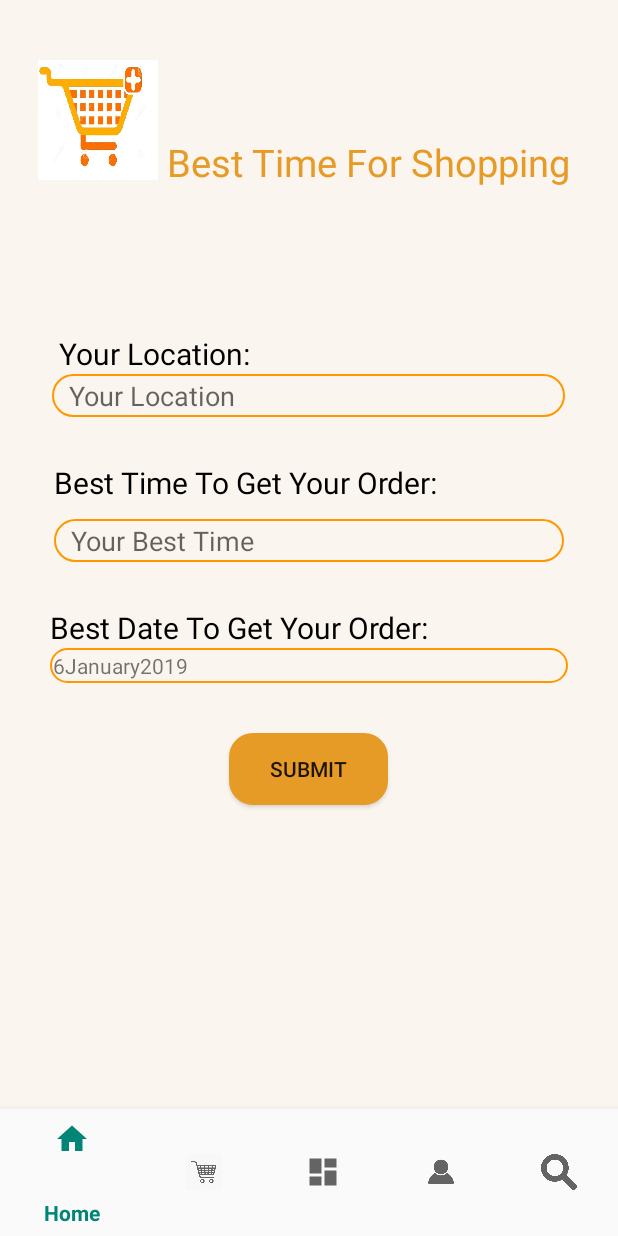
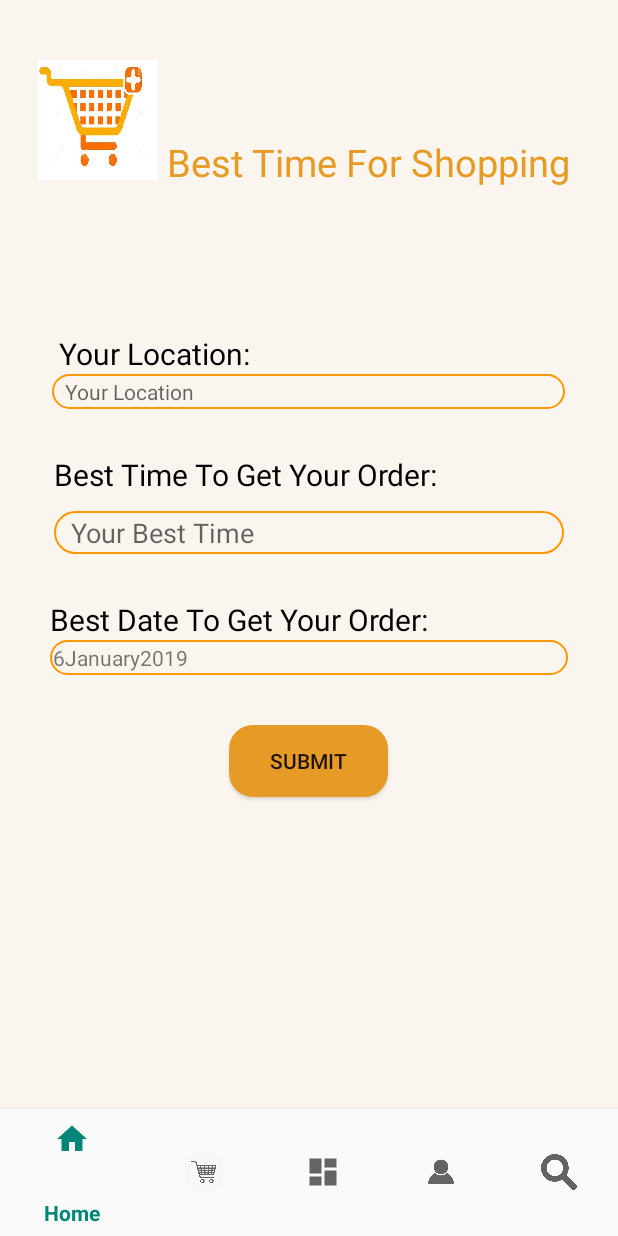
Before and after one commit to dialaizzeldeen/SLS-project, an Android app: the screen it shows after launch (questions), on a phone screen of 412 x 824 dp. Run offline under Robolectric (Android 15) with nearby library versions, the phone set to English and light mode, and no system bars; our stand-ins replace Volley.

Commit message:
Merge branch 'master' of https://github.com/dialaizzeldeen/SLS-project
# Conflicts:
#	app/src/main/AndroidManifest.xml
#	app/src/main/java/com/example/seamlessshopping/questions.java

```diff
--- a/app/src/main/java/com/example/seamlessshopping/Coordinates.java
+++ b/app/src/main/java/com/example/seamlessshopping/Coordinates.java
@@ -7,8 +7,8 @@ public class Coordinates {
     public  static   String AddressName="";
     public  static String AddressCoordinates;
     public  static double FirstAddressCoordinates;
-    public  static double FirstlatCoordinates=32.22111;
+    public  static double FirstlatCoordinates;
 
-    public  static double FirstlongCoordinates=35.25444;
+    public  static double FirstlongCoordinates;
     public  static  double distance ;
 }
--- a/app/src/main/java/com/example/seamlessshopping/bankInfo.java
+++ b/app/src/main/java/com/example/seamlessshopping/bankInfo.java
@@ -351,13 +351,13 @@ public void onviewws(View v) {
     public void setBalance(String url, final String totalvalues, final String cardno){
 
         RequestQueue queue = Volley.newRequestQueue(this);
-        StringRequest putRequest = new StringRequest(Request.Method.PUT, url,
+        StringRequest putRequest = new StringRequest(Request.Method.POST, url,
                 new Response.Listener<String>()
                 {
                     @Override
                     public void onResponse(String response) {
                         // response
-                  // Toast.makeText(getApplicationContext(),"Response"+response,Toast.LENGTH_LONG).show();
+                  Toast.makeText(getApplicationContext(),"Response",Toast.LENGTH_LONG).show();
                     }
                 },
                 new Response.ErrorListener()
@@ -374,7 +374,7 @@ public void onviewws(View v) {
             protected Map<String, String> getParams()
             {
                 Map<String, String>  params = new HashMap<String, String> ();
-                params.put("cardNo", "222");
+                params.put("cardNo", cardno);
                 params.put("balance", totalvalues);
 
                 return params;
--- a/app/src/main/java/com/example/seamlessshopping/questions.java
+++ b/app/src/main/java/com/example/seamlessshopping/questions.java
@@ -72,7 +72,8 @@ private LocationRequest locationRequest;
          Double myLatitude ,,myLongitude;
          */
         Double myLatitude ,myLongitude;
-    EditText locQ, timeQ;
+    EditText  timeQ;
+    TextView locQ;
     TextView dateQ;
     Button sumbitQ;
     public static final String shared_pres = "sharedPres";
@@ -139,6 +140,7 @@ private LocationRequest locationRequest;
             @Override
             public void onClick(View v) {
 
+                Toast.makeText(getApplicationContext(),"test",Toast.LENGTH_LONG).show();
                 if (Build.VERSION.SDK_INT >= Build.VERSION_CODES.M) {
                     checkPermissions();
                 }
@@ -320,15 +322,6 @@ private LocationRequest locationRequest;
         id = sharedPreferences.getString(iduser, "0");
         Log.d("response  ", id);
     }
-
-
-
-
-
-
-
-
-
     @RequiresApi(api = Build.VERSION_CODES.M)
     protected void checkPermissions() {
         final List<String> missingPermissions = new ArrayList<String>();
--- a/app/src/main/res/layout/activity_questions.xml
+++ b/app/src/main/res/layout/activity_questions.xml
@@ -59,7 +59,7 @@
                 android:textColor="#000"
                 android:textSize="20dp" />
 
-            <EditText
+            <TextView
                 android:id="@+id/LocId"
                 android:layout_width="match_parent"
                 android:layout_height="wrap_content"
```
Also changed, not shown: app/src/main/AndroidManifest.xml (+10 -0 lines).
